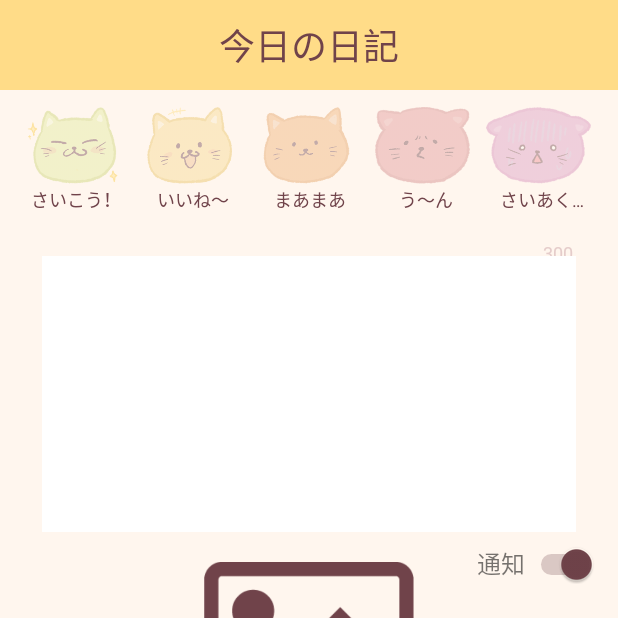
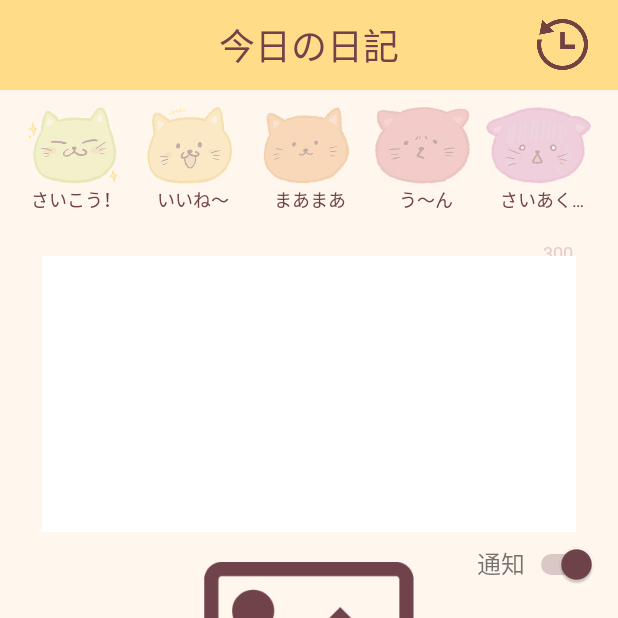
Before and after one commit to h-sekiyama/kibunya_android, an Android app: the KibunInputActivity screen opened directly, with no data from a screen before it, on a phone screen of 412 x 824 dp, the top half of it. Run offline under Robolectric (Android 15) with nearby library versions, the phone set to English and light mode, and no system bars; our stand-ins replace Firebase (no records; nobody signed in at launch, a user with empty details on screens opened directly), data binding; libraries missing offline, so code that uses them is left out: com.canhub.cropper; plain views replace BubbleLayout; pictures from the network do not load; 4 statements that could not run were skipped.

Commit message:
日付選択機能実装

```diff
--- a/app/build.gradle
+++ b/app/build.gradle
@@ -56,8 +56,8 @@ android {
         applicationId "com.sekky.kibunya"
         minSdkVersion 26
         targetSdkVersion 30
-        versionCode 25
-        versionName "2.9"
+        versionCode 27
+        versionName "3.0"
         testInstrumentationRunner "androidx.test.runner.AndroidJUnitRunner"
     }
     buildTypes {
--- a/app/src/main/res/layout/activity_kibun_input.xml
+++ b/app/src/main/res/layout/activity_kibun_input.xml
@@ -12,21 +12,28 @@
             android:layout_height="match_parent"
             android:orientation="vertical">
 
-            <LinearLayout
+            <FrameLayout
                 android:layout_width="match_parent"
                 android:layout_height="60dp"
                 android:background="@color/headerBackground"
                 android:orientation="horizontal">
                 <TextView
                     android:id="@+id/today_text"
-                    android:layout_width="0dp"
+                    android:layout_width="match_parent"
                     android:layout_height="match_parent"
                     android:text="@string/input_label"
                     android:textSize="24sp"
                     android:gravity="center"
                     android:textColor="@color/text"
                     android:layout_weight="1"/>
-            </LinearLayout>
+                <ImageView
+                    android:id="@+id/change_date"
+                    android:layout_width="34dp"
+                    android:layout_height="34dp"
+                    android:layout_gravity="center|right"
+                    android:layout_marginEnd="20dp"
+                    android:src="@drawable/clock" />
+            </FrameLayout>
 
             <LinearLayout
                 android:layout_width="match_parent"
```
Also changed, not shown: app/src/main/java/com/sekky/kibunya/Common/Functions.kt (+17 -1 lines), app/src/main/java/com/sekky/kibunya/KibunInput/KibunInputActivity.kt (+41 -2 lines), app/src/main/res/drawable/clock.png (added).
